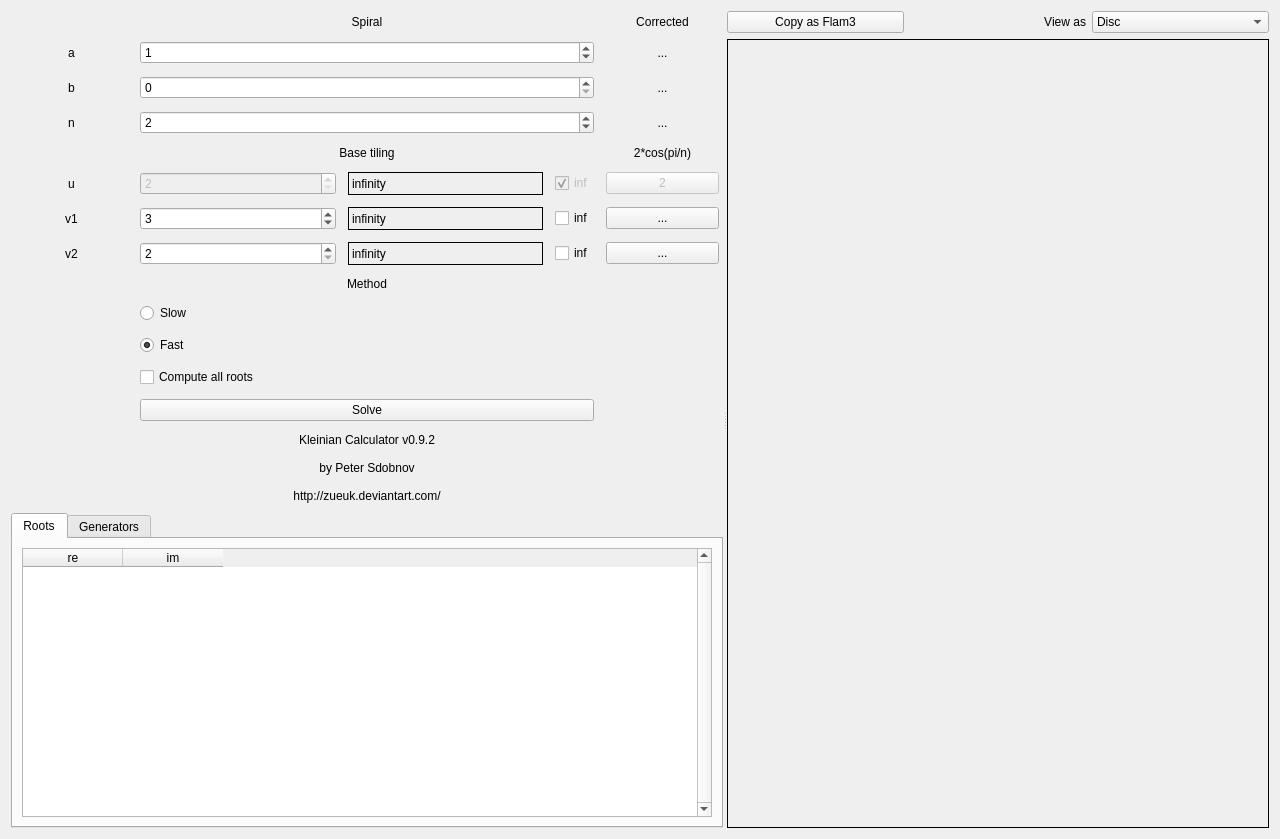
Zueuk/KleinianCalc, file src/MainForm.ui: the form before one commit.
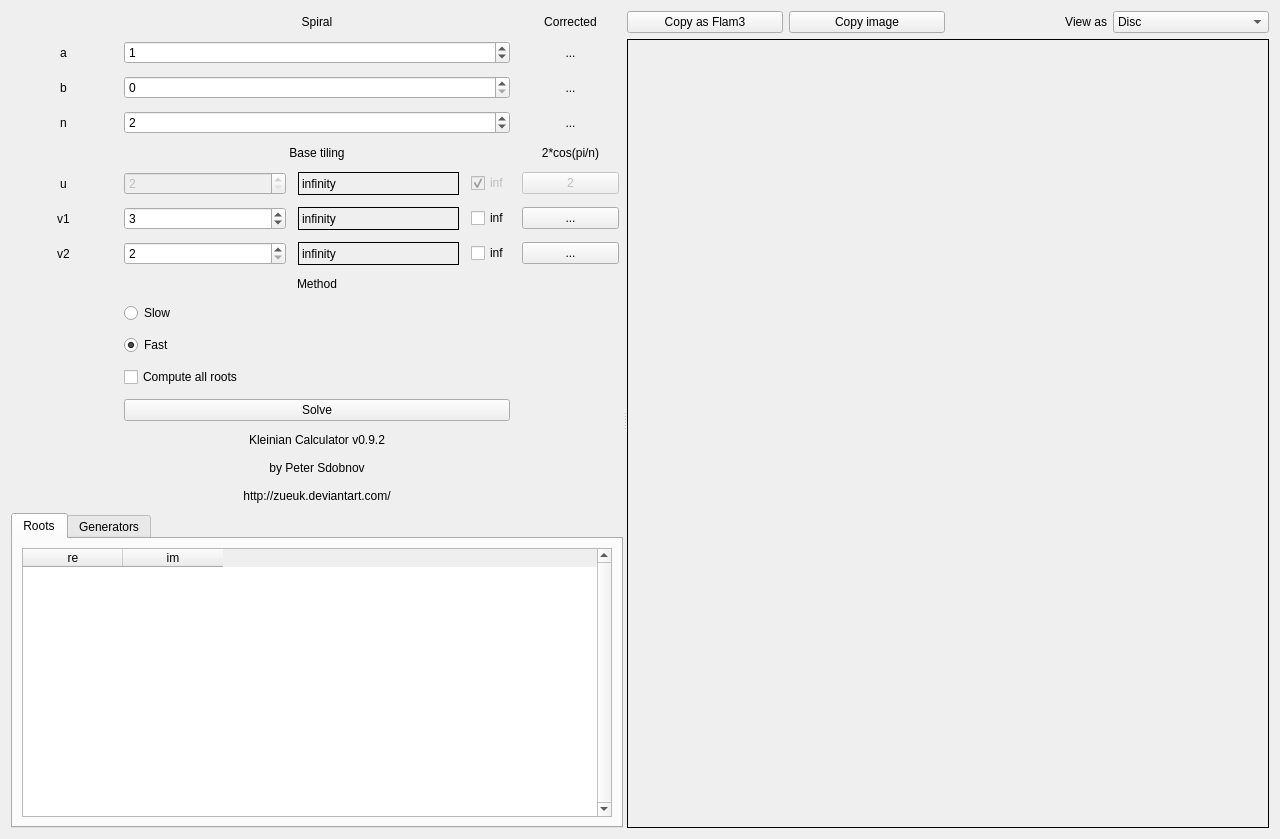
The form after the commit.

Commit message: Added "Copy image" button

What changed in the file:
```diff
--- a/src/MainForm.ui
+++ b/src/MainForm.ui
@@ -918,6 +918,16 @@
            </property>
           </widget>
          </item>
+         <item>
+          <widget class="QPushButton" name="buttonCopyImage">
+           <property name="toolTip">
+            <string>Copy image to clipboard</string>
+           </property>
+           <property name="text">
+            <string>Copy image</string>
+           </property>
+          </widget>
+         </item>
          <item>
           <widget class="QLabel" name="label_6">
            <property name="text">
```
The commit also changes 2 other files.
